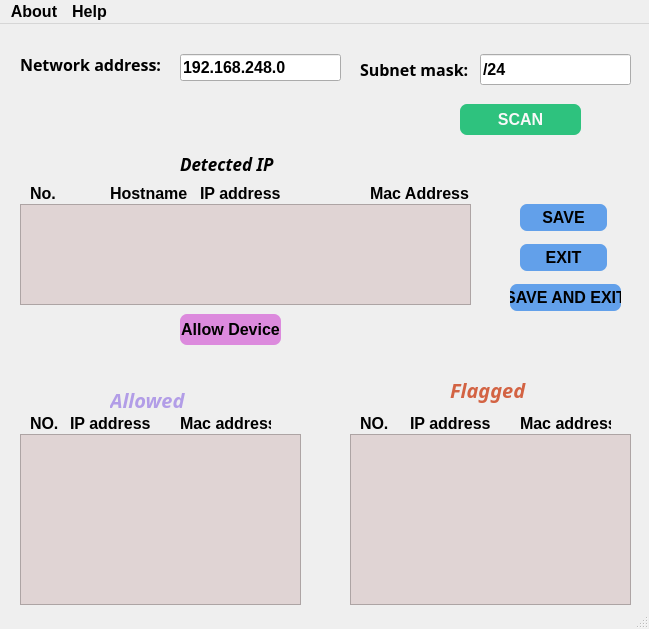
Before: the Qt Designer form intrusion.ui in Kemzzy-Dev/Intrusion-Detection02, drawn with Qt 5.
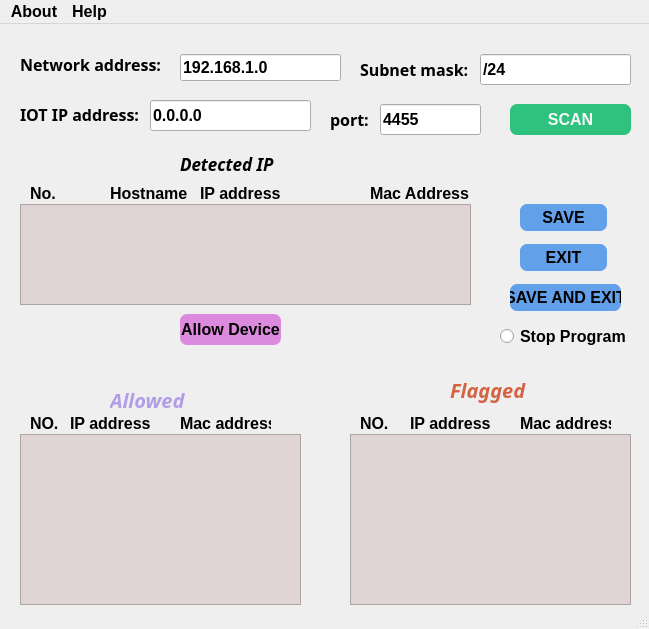
After: the same form once the commit is applied.

Diff of the .ui file:
```diff
--- a/intrusion.ui
+++ b/intrusion.ui
@@ -95,7 +95,7 @@
      </rect>
     </property>
     <property name="text">
-     <string>192.168.248.0</string>
+     <string>192.168.1.0</string>
     </property>
    </widget>
    <widget class="QPushButton" name="allowIP">
@@ -119,7 +119,7 @@
    <widget class="QPushButton" name="scan">
     <property name="geometry">
      <rect>
-      <x>460</x>
+      <x>510</x>
       <y>80</y>
       <width>121</width>
       <height>31</height>
@@ -627,6 +627,87 @@
      <string>IP address</string>
     </property>
    </widget>
+   <widget class="QLabel" name="label_16">
+    <property name="geometry">
+     <rect>
+      <x>20</x>
+      <y>70</y>
+      <width>141</width>
+      <height>41</height>
+     </rect>
+    </property>
+    <property name="font">
+     <font>
+      <family>Quicksand Medium</family>
+      <pointsize>12</pointsize>
+      <weight>75</weight>
+      <bold>true</bold>
+     </font>
+    </property>
+    <property name="text">
+     <string>IOT IP address:</string>
+    </property>
+   </widget>
+   <widget class="QLineEdit" name="iotIP">
+    <property name="geometry">
+     <rect>
+      <x>150</x>
+      <y>76</y>
+      <width>161</width>
+      <height>31</height>
+     </rect>
+    </property>
+    <property name="text">
+     <string>0.0.0.0</string>
+    </property>
+   </widget>
+   <widget class="QLabel" name="label_17">
+    <property name="geometry">
+     <rect>
+      <x>330</x>
+      <y>80</y>
+      <width>51</width>
+      <height>31</height>
+     </rect>
+    </property>
+    <property name="font">
+     <font>
+      <family>Quicksand Medium</family>
+      <pointsize>12</pointsize>
+      <weight>75</weight>
+      <bold>true</bold>
+     </font>
+    </property>
+    <property name="text">
+     <string>port:</string>
+    </property>
+   </widget>
+   <widget class="QLineEdit" name="iotPort">
+    <property name="geometry">
+     <rect>
+      <x>380</x>
+      <y>80</y>
+      <width>101</width>
+      <height>31</height>
+     </rect>
+    </property>
+    <property name="text">
+     <string>4455</string>
+    </property>
+   </widget>
+   <widget class="QRadioButton" name="radioButton">
+    <property name="geometry">
+     <rect>
+      <x>500</x>
+      <y>300</y>
+      <width>131</width>
+      <height>25</height>
+     </rect>
+    </property>
+    <property name="text">
+     <string>Stop Program</string>
+    </property>
+   </widget>
   </widget>
   <widget class="QMenuBar" name="menubar">
    <property name="geometry">
```
